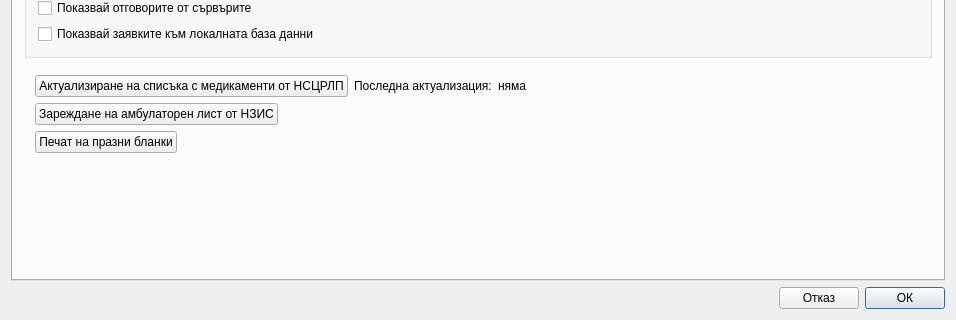
This is src/View/Widgets/SettingsDialog.ui in thefinalcutbg/DinoDent as Qt 5 draws it before an edit; both pictures show x 0 to 956 and y 337 to 657 of the 956 by 657 pixel window. The edited form follows.
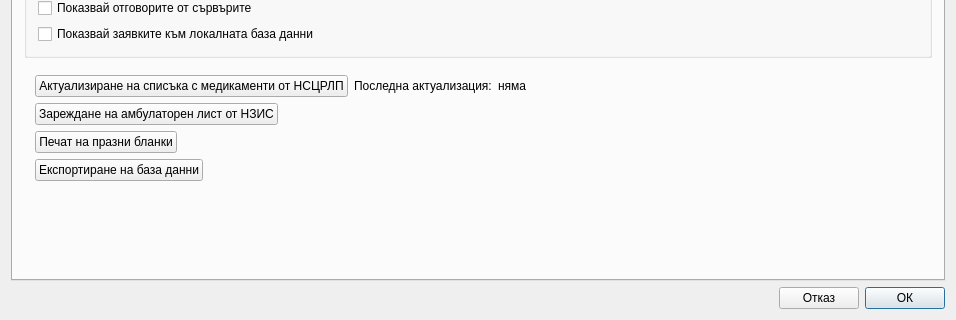
This is the edited form. The open tabs and pages were chosen to show the change. Custom widgets are drawn as their Qt base class.

Commit message: add export db option

Diff of the .ui file:
```diff
--- a/src/View/Widgets/SettingsDialog.ui
+++ b/src/View/Widgets/SettingsDialog.ui
@@ -258,6 +258,30 @@
             </item>
            </layout>
           </item>
+          <item>
+           <layout class="QHBoxLayout" name="horizontalLayout_48">
+            <item>
+             <widget class="QPushButton" name="exportDbButton">
+              <property name="text">
+               <string>Експортиране на база данни</string>
+              </property>
+             </widget>
+            </item>
+            <item>
+             <spacer name="horizontalSpacer_34">
+              <property name="orientation">
+               <enum>Qt::Orientation::Horizontal</enum>
+              </property>
+              <property name="sizeHint" stdset="0">
+               <size>
+                <width>40</width>
+                <height>20</height>
+               </size>
+              </property>
+             </spacer>
+            </item>
+           </layout>
+          </item>
          </layout>
         </widget>
        </item>
```
Left out of the diff: 2 changed lines with no effect on the pictures. The commit also changes 1 other file.
